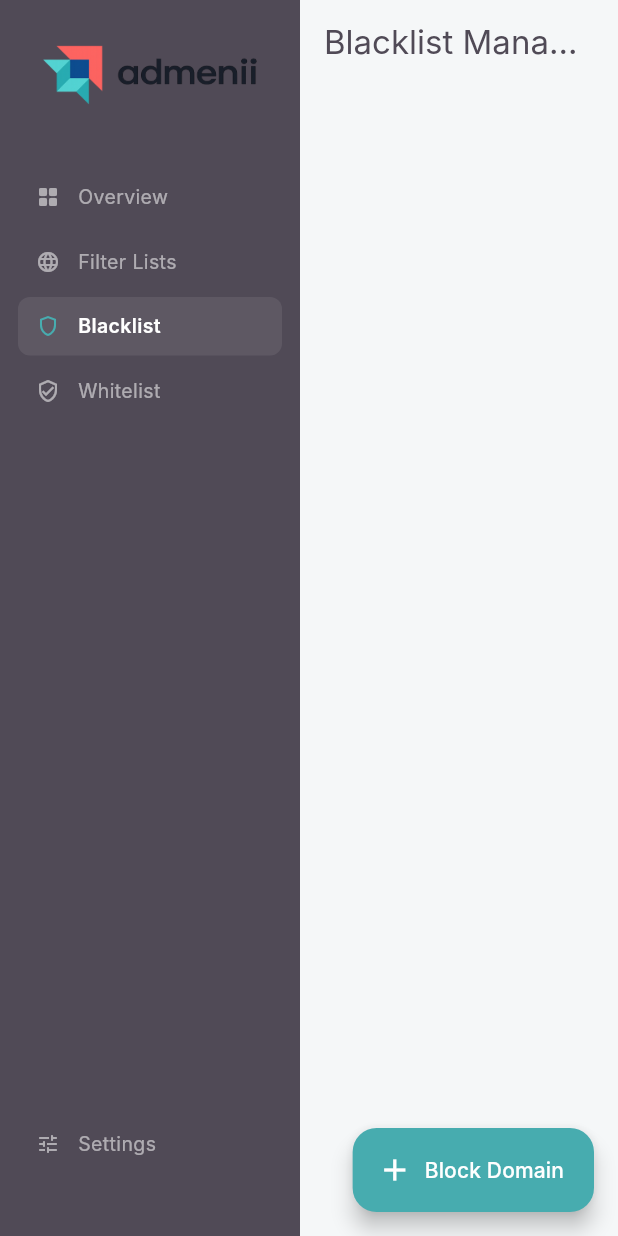
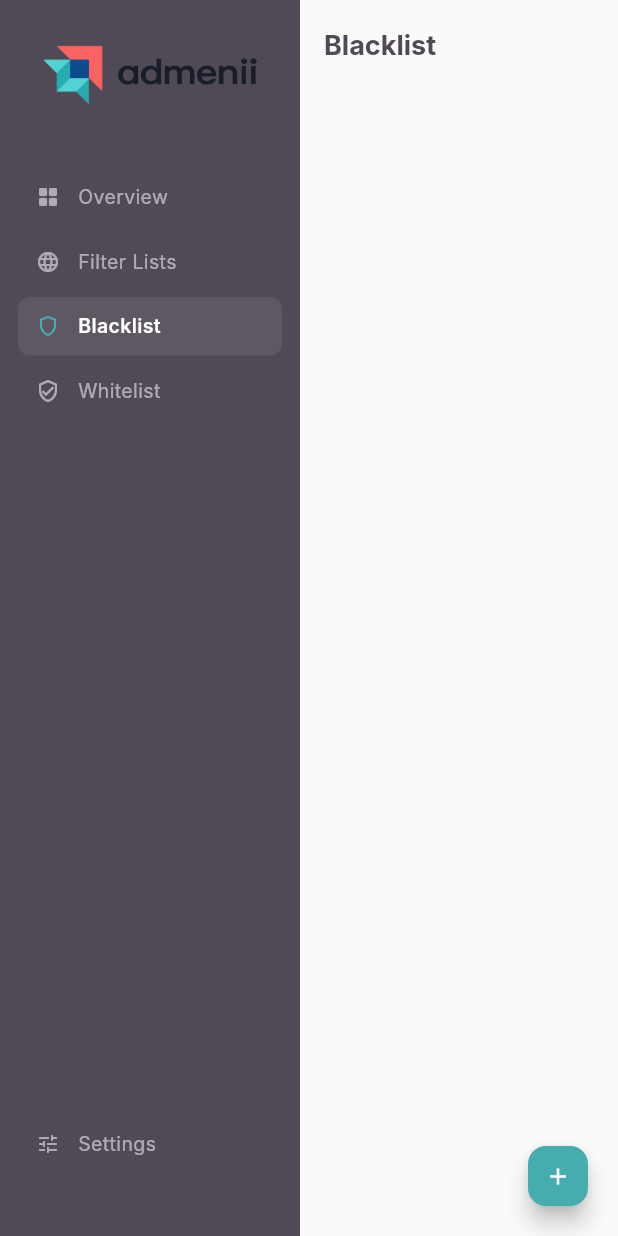
Before and after one commit to dennismutuku2005/admenii, a Flutter app: the screen it shows after launch, after a tap on "Filter Lists", after a tap on "Blacklist", on a phone screen of 412 x 824 dp. Run offline on Flutter 3.47's test engine with Material 3 defaults, Android fonts, the phone set to English and light mode, and no system bars; our stand-ins replace sqflite; missing offline and left inert: dart:ffi; accounts and stored records are empty; Roboto replaces fonts that are missing (Inter).

Commit message:
update: refined domains_screen.dart functionality

```diff
--- a/lib/screens/domains_screen.dart
+++ b/lib/screens/domains_screen.dart
@@ -8,23 +8,23 @@ class DomainsScreen extends StatelessWidget {
   @override
   Widget build(BuildContext context) {
     return Scaffold(
-      appBar: AppBar(title: const Text('Blacklist Management')),
+      backgroundColor: Colors.transparent,
+      appBar: AppBar(title: const Text('Blacklist', style: TextStyle(fontSize: 18, fontWeight: FontWeight.bold)), toolbarHeight: 60),
       body: Consumer<AdBlockerProvider>(
         builder: (context, provider, _) {
           return ListView.builder(
-            padding: const EdgeInsets.all(32),
+            padding: const EdgeInsets.all(20),
             itemCount: provider.domains.length,
             itemBuilder: (context, index) {
               final domain = provider.domains[index];
               return Card(
-                margin: const EdgeInsets.only(bottom: 12),
+                margin: const EdgeInsets.only(bottom: 4),
                 child: ListTile(
-                  contentPadding: const EdgeInsets.symmetric(horizontal: 24),
-                  leading: const Icon(Icons.block_rounded, color: Color(0xFF536B74), size: 18),
-                  title: Text(domain['domain'] ?? 'Unknown', style: const TextStyle(fontWeight: FontWeight.w500)),
-                  subtitle: Text('Source: ${domain['source']}'),
+                  dense: true,
+                  leading: const Icon(Icons.block_rounded, color: Color(0xFF536B74), size: 14),
+                  title: Text(domain['domain'] ?? 'Unknown', style: const TextStyle(fontWeight: FontWeight.w500, fontSize: 13)),
                   trailing: IconButton(
-                    icon: const Icon(Icons.close_rounded, size: 18),
+                    icon: const Icon(Icons.close_rounded, size: 14),
                     onPressed: () => provider.removeDomain(domain['domain']),
                   ),
                 ),
@@ -33,11 +33,10 @@ class DomainsScreen extends StatelessWidget {
           );
         },
       ),
-      floatingActionButton: FloatingActionButton.extended(
+      floatingActionButton: FloatingActionButton.small(
         backgroundColor: const Color(0xFF47ACAF),
         onPressed: () => _showAddDialog(context),
-        icon: const Icon(Icons.add, color: Colors.white),
-        label: const Text('Block Domain', style: TextStyle(color: Colors.white)),
+        child: const Icon(Icons.add, color: Colors.white, size: 18),
       ),
     );
   }
@@ -47,9 +46,10 @@ class DomainsScreen extends StatelessWidget {
     showDialog(
       context: context,
       builder: (context) => AlertDialog(
-        title: const Text('Manually Block Domain'),
+        title: const Text('Block Domain', style: TextStyle(fontSize: 16)),
         content: TextField(
           controller: controller,
+          style: const TextStyle(fontSize: 14),
           decoration: const InputDecoration(hintText: 'ads.example.com', border: OutlineInputBorder()),
         ),
         actions: [
```
